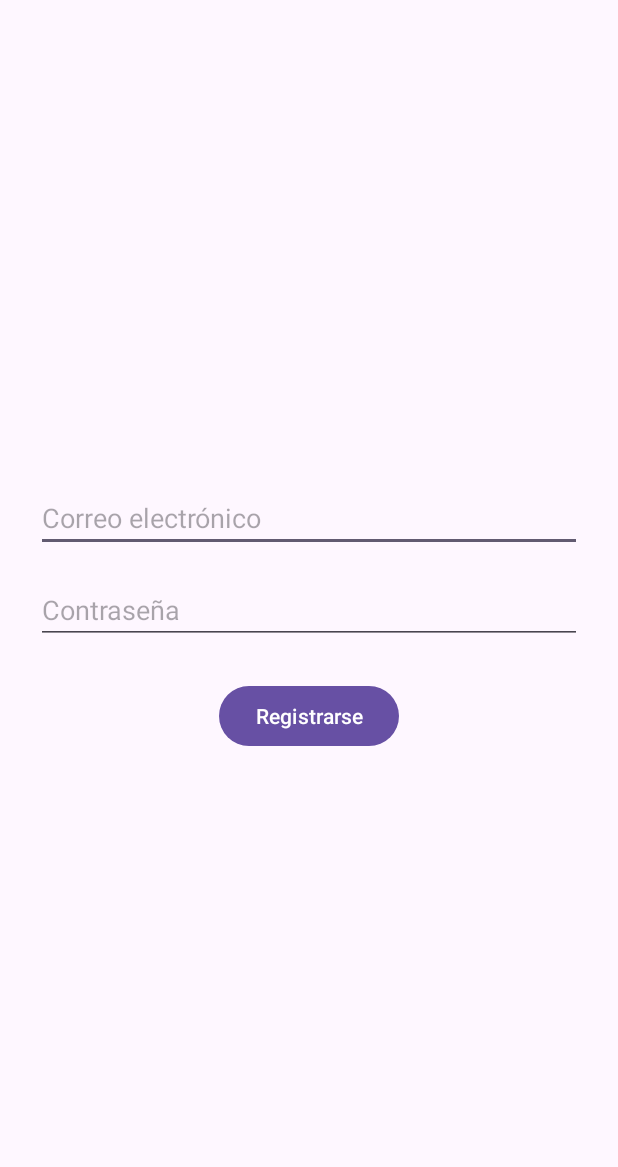
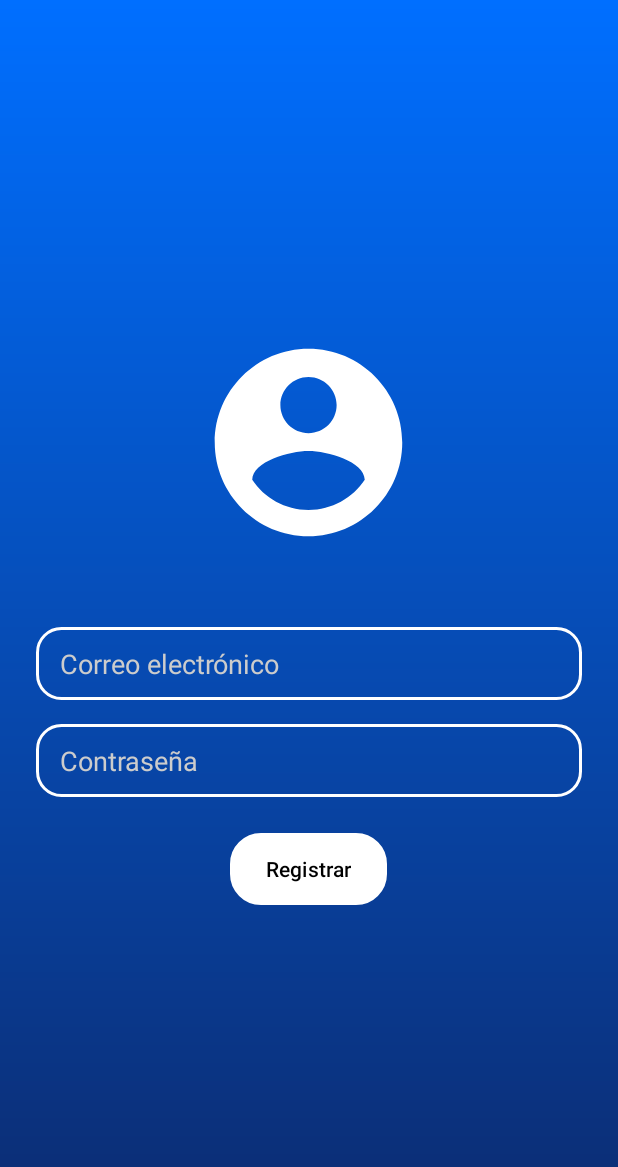
Before and after one commit to IngOscar-david/APLICACION_MOVIL, an Android app: the ActividadRegistro screen opened directly, with no data from a screen before it, on a phone screen of 412 x 824 dp. Shown: the top 1167 px of the screen. Run offline under Robolectric (Android 15) with nearby library versions, the phone set to English and light mode, and no system bars; our stand-ins replace Firebase (no records; nobody signed in at launch, a user with empty details on screens opened directly).

Commit message:
se agregaron actividades de inicio, registro y recuperacion de contrasena

```diff
--- a/app/src/main/java/com/example/remindmev2/ActividadRegistro.kt
+++ b/app/src/main/java/com/example/remindmev2/ActividadRegistro.kt
@@ -1,11 +1,49 @@
 package com.example.remindmev2
 
+import android.content.Intent
 import android.os.Bundle
+import android.widget.Button
+import android.widget.EditText
+import android.widget.Toast
 import androidx.appcompat.app.AppCompatActivity
 
+import com.google.firebase.auth.FirebaseAuth
+
 class ActividadRegistro : AppCompatActivity() {
+
+    private lateinit var auth: FirebaseAuth
+
     override fun onCreate(savedInstanceState: Bundle?) {
         super.onCreate(savedInstanceState)
         setContentView(R.layout.actividad_registro)
+
+        auth = FirebaseAuth.getInstance()
+
+        val etCorreo = findViewById<EditText>(R.id.etCorreoRegistro)
+        val etContrasena = findViewById<EditText>(R.id.etContrasenaRegistro)
+        val btnRegistrar = findViewById<Button>(R.id.btnRegistrar)
+
+        btnRegistrar.setOnClickListener {
+            val correo = etCorreo.text.toString().trim()
+            val contrasena = etContrasena.text.toString().trim()
+
+            if (correo.isEmpty() || contrasena.isEmpty()) {
+                Toast.makeText(this, "Por favor completa todos los campos", Toast.LENGTH_SHORT).show()
+                return@setOnClickListener
+            }
+
+            auth.createUserWithEmailAndPassword(correo, contrasena)
+                .addOnCompleteListener { task ->
+                    if (task.isSuccessful) {
+                        Toast.makeText(this, "Registro exitoso", Toast.LENGTH_SHORT).show()
+                        // Ir al login después de registrarse
+                        val intent = Intent(this, ActividadLogin::class.java)
+                        startActivity(intent)
+                        finish()
+                    } else {
+                        Toast.makeText(this, "Error: ${task.exception?.message}", Toast.LENGTH_SHORT).show()
+                    }
+                }
+        }
     }
 }
--- /dev/null
+++ b/app/src/main/res/drawable/borderedondo_background.xml
@@ -0,0 +1,23 @@
+<?xml version="1.0" encoding="utf-8"?>
+<shape xmlns:android="http://schemas.android.com/apk/res/android"
+    android:shape="rectangle">
+
+    <!-- Color de fondo -->
+    <solid android:color="@color/white" />
+
+    <!-- Borde del contorno -->
+    <stroke
+        android:width="1dp"
+        android:color="#DDDDDD" />
+
+    <!-- Esquinas redondeadas -->
+    <corners android:radius="20dp" />
+
+    <!-- (Opcional) Sombra interior -->
+    <padding
+        android:left="8dp"
+        android:top="8dp"
+        android:right="8dp"
+        android:bottom="8dp" />
+
+</shape>
--- /dev/null
+++ b/app/src/main/res/drawable/edittext_redondo_border.xml
@@ -0,0 +1,22 @@
+<?xml version="1.0" encoding="utf-8"?>
+<shape xmlns:android="http://schemas.android.com/apk/res/android"
+    android:shape="rectangle">
+
+    <!-- Fondo transparente -->
+    <solid android:color="#00000000" />
+
+    <!-- Borde redondeado -->
+    <stroke
+        android:width="2dp"
+        android:color="#FFFFFF" />
+
+    <!-- Esquinas redondeadas -->
+    <corners android:radius="16dp" />
+
+    <!-- Padding interno -->
+    <padding
+        android:left="16dp"
+        android:top="12dp"
+        android:right="16dp"
+        android:bottom="12dp" />
+</shape>
--- /dev/null
+++ b/app/src/main/res/drawable/icono_login.xml
@@ -0,0 +1,5 @@
+<vector xmlns:android="http://schemas.android.com/apk/res/android" android:height="100dp" android:tint="#FFFFFF" android:viewportHeight="24" android:viewportWidth="24" android:width="100dp">
+
+    <path android:fillColor="@android:color/white" android:pathData="M12,2C6.48,2 2,6.48 2,12s4.48,10 10,10 10,-4.48 10,-10S17.52,2 12,2zM12,5c1.66,0 3,1.34 3,3s-1.34,3 -3,3 -3,-1.34 -3,-3 1.34,-3 3,-3zM12,19.2c-2.5,0 -4.71,-1.28 -6,-3.22 0.03,-1.99 4,-3.08 6,-3.08 1.99,0 5.97,1.09 6,3.08 -1.29,1.94 -3.5,3.22 -6,3.22z"/>
+
+</vector>
--- /dev/null
+++ b/app/src/main/res/drawable/login_background.xml
@@ -0,0 +1,9 @@
+<?xml version="1.0" encoding="utf-8"?>
+<shape xmlns:android="http://schemas.android.com/apk/res/android">
+
+    <gradient android:type="linear" android:angle="100"
+        android:startColor="#006FFF" android:endColor="#0C2B70">
+
+    </gradient>
+
+</shape>
--- a/app/src/main/res/layout/actividad_registro.xml
+++ b/app/src/main/res/layout/actividad_registro.xml
@@ -4,7 +4,15 @@
     android:layout_height="match_parent"
     android:orientation="vertical"
     android:gravity="center"
-    android:padding="24dp">
+    android:padding="24dp"
+    android:background="@drawable/login_background">
+
+    <ImageView
+        android:id="@+id/imgIconoLogin"
+        android:layout_width="150dp"
+        android:layout_height="150dp"
+        android:src="@drawable/icono_login"
+        android:layout_marginBottom="48dp" />
 
     <EditText
         android:id="@+id/etCorreoRegistro"
@@ -12,7 +20,11 @@
         android:layout_height="wrap_content"
         android:hint="Correo electrónico"
         android:inputType="textEmailAddress"
-        android:layout_marginBottom="16dp"/>
+        android:layout_marginBottom="16dp"
+        android:background="@drawable/edittext_redondo_border"
+        android:textColor="#FFFFFF"
+        android:textColorHint="#CCCCCC"/>
+
 
     <EditText
         android:id="@+id/etContrasenaRegistro"
@@ -20,11 +32,15 @@
         android:layout_height="wrap_content"
         android:hint="Contraseña"
         android:inputType="textPassword"
-        android:layout_marginBottom="24dp"/>
+        android:layout_marginBottom="24dp"
+        android:background="@drawable/edittext_redondo_border"
+        android:textColor="#FFFFFF"
+        android:textColorHint="#CCCCCC"/>
 
     <Button
         android:id="@+id/btnRegistrar"
         android:layout_width="wrap_content"
         android:layout_height="wrap_content"
-        android:text="Registrarse"/>
+        android:text="Registrar"
+        android:background="@drawable/borderedondo_background"/>
 </LinearLayout>
--- a/app/src/main/res/layout/actividad_splash.xml
+++ b/app/src/main/res/layout/actividad_splash.xml
@@ -4,7 +4,7 @@
     xmlns:app="http://schemas.android.com/apk/res-auto"
     android:layout_width="match_parent"
     android:layout_height="match_parent"
-    android:background="@color/purple_500"> <!-- Fondo personalizado -->
+    android:background="@drawable/login_background"> <!-- Fondo del login  -->
 
     <ImageView
         android:id="@+id/logoSplash"
--- a/app/src/main/res/values/themes.xml
+++ b/app/src/main/res/values/themes.xml
@@ -1,9 +1,22 @@
 <resources xmlns:tools="http://schemas.android.com/tools">
-    <!-- Base application theme. -->
+
+    <!-- Base application theme -->
     <style name="Base.Theme.RemindmeV2" parent="Theme.Material3.DayNight.NoActionBar">
-        <!-- Customize your light theme here. -->
-        <!-- <item name="colorPrimary">@color/my_light_primary</item> -->
+        <!-- Colores base del tema -->
+        <item name="colorPrimary">@color/white</item>
+        <item name="colorOnPrimary">@color/black</item>
+        <item name="colorPrimaryContainer">@color/white</item>
+
+        <!-- Fondo general de la app -->
+        <item name="android:windowBackground">@color/white</item>
     </style>
 
     <style name="Theme.RemindmeV2" parent="Base.Theme.RemindmeV2" />
+
+    <style name="Theme.RemindmeV2.Splash" parent="Theme.MaterialComponents.DayNight.NoActionBar">
+        <item name="android:windowBackground">@color/white</item>
+        <item name="android:windowNoTitle">true</item>
+        <item name="android:windowFullscreen">true</item>
+    </style>
+
 </resources>
--- a/build.gradle.kts
+++ b/build.gradle.kts
@@ -1,6 +1,6 @@
 // Top-level build file where you can add configuration options common to all sub-projects/modules.
 plugins {
-    alias(libs.plugins.android.application) apply false
-    alias(libs.plugins.kotlin.android) apply false
-    id("com.google.gms.google-services") version "4.4.3" apply false
+    id("com.android.application") version "8.9.1" apply false
+    id("org.jetbrains.kotlin.android") version "1.9.22" apply false
+    id("com.google.gms.google-services") version "4.4.2" apply false
 }
--- a/gradle/libs.versions.toml
+++ b/gradle/libs.versions.toml
@@ -9,6 +9,7 @@ appcompat = "1.7.1"
 material = "1.13.0"
 activity = "1.11.0"
 constraintlayout = "2.2.1"
+firebaseAuthKtx = "24.0.1"
 
 [libraries]
 androidx-core-ktx = { group = "androidx.core", name = "core-ktx", version.ref = "coreKtx" }
@@ -19,6 +20,7 @@ androidx-appcompat = { group = "androidx.appcompat", name = "appcompat", version
 material = { group = "com.google.android.material", name = "material", version.ref = "material" }
 androidx-activity = { group = "androidx.activity", name = "activity", version.ref = "activity" }
 androidx-constraintlayout = { group = "androidx.constraintlayout", name = "constraintlayout", version.ref = "constraintlayout" }
+firebase-auth-ktx = { group = "com.google.firebase", name = "firebase-auth-ktx", version.ref = "firebaseAuthKtx" }
 
 [plugins]
 android-application = { id = "com.android.application", version.ref = "agp" }
```
Also changed, not shown: app/build.gradle.kts (+32 -13 lines), app/src/main/AndroidManifest.xml (+11 -12 lines), app/src/main/java/com/example/remindmev2/ActividadLogin.kt (+22 -1 lines), app/src/main/java/com/example/remindmev2/Actividad_Principal.kt (+15 -1 lines), app/src/main/java/com/example/remindmev2/RecuperarContrasenaActivity.kt (added, +44 -0 lines), app/src/main/res/layout/actividad_info_app.xml (+27 -6 lines), app/src/main/res/layout/actividad_login.xml (+36 -4 lines), app/src/main/res/layout/actividad_principal.xml (+19 -1 lines), app/src/main/res/layout/activity_recuperar_contrasena.xml (added, +29 -0 lines), settings.gradle.kts (+13 -8 lines), gradle/wrapper/gradle-wrapper.properties.
